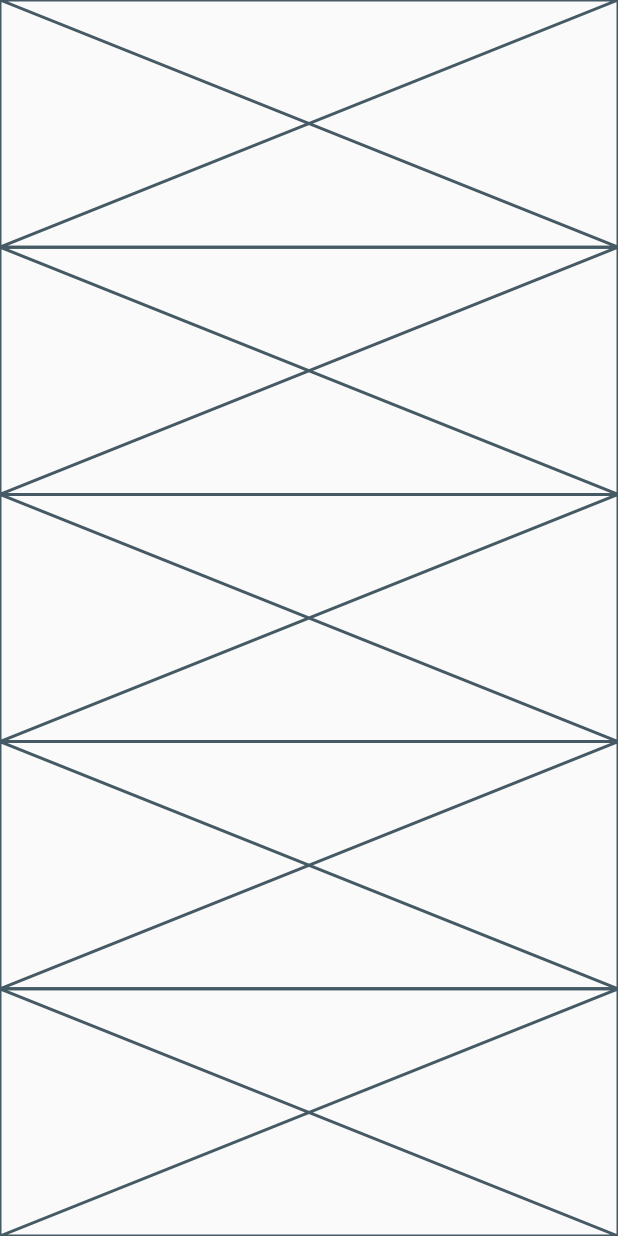
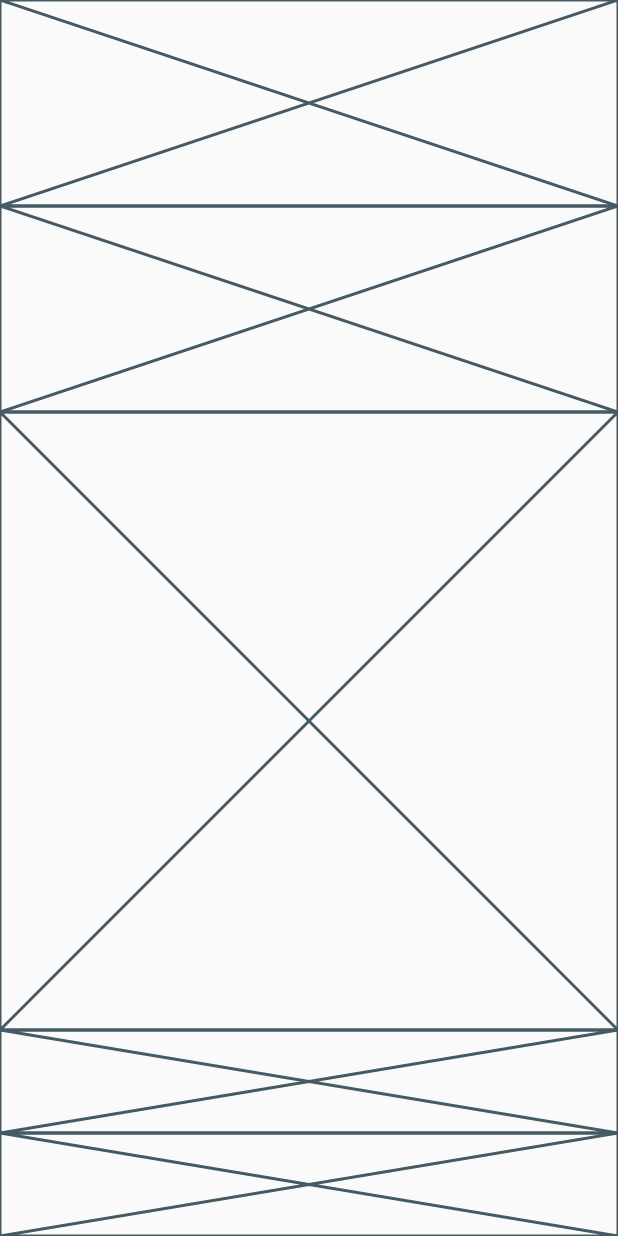
Before and after one commit to JAICHANGPARK/flutter_notebook_11th_story, a Flutter app: the screen it shows after launch, on a phone screen of 412 x 824 dp. Run offline on Flutter 3.47's test engine with Material 2 defaults, Android fonts, the phone set to English and light mode, and no system bars; our stand-ins replace backdrop, badges, flutter_inner_drawer, flutter_slidable, flutter_swiper, google_fonts.

Commit message:
Update experience_home_page.dart

```diff
--- a/lib/ep718_experience_app/experience_home_page.dart
+++ b/lib/ep718_experience_app/experience_home_page.dart
@@ -10,12 +10,17 @@ class _ExperienceHomePageState extends State<ExperienceHomePage> {
   Widget build(BuildContext context) {
     return Scaffold(
       body: SafeArea(
-
         child: Column(
           children: [
-          Expanded(child: Placeholder()),
-            Expanded(child: Placeholder()),
-            Expanded(child: Placeholder()),
+            Expanded(
+                flex: 2,
+                child: Placeholder()),
+            Expanded(
+                flex: 2,
+                child: Placeholder()),
+            Expanded(
+                flex: 6,
+                child: Placeholder()),
             Expanded(child: Placeholder()),
             Expanded(child: Placeholder()),
           ],
```
